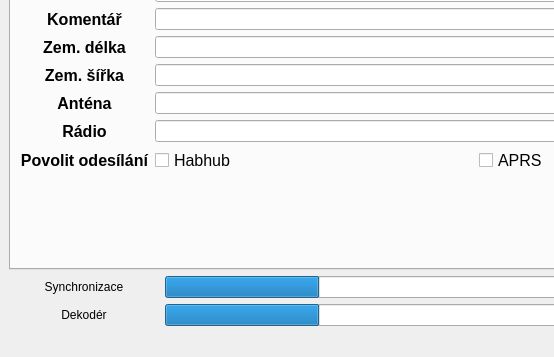
The window that rs41/sounding_sonde/sounding_tracker/mainwindow.ui (tom2238/radiosonde_hacking) describes before a commit, drawn with Qt 5; both pictures show x 0 to 554 and y 205 to 562 of the 816 by 562 pixel window.
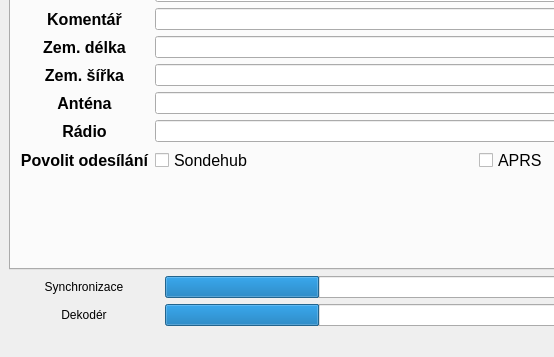
The same window after the commit. The open tabs and pages were chosen to show the change. Custom widgets are drawn as their Qt base class.

Commit message: Testing station position upload to sondehub

The edit to the form file:
```diff
--- a/rs41/sounding_sonde/sounding_tracker/mainwindow.ui
+++ b/rs41/sounding_sonde/sounding_tracker/mainwindow.ui
@@ -202,7 +202,7 @@
                  </font>
                 </property>
                 <property name="text">
-                 <string>Habhub</string>
+                 <string>Sondehub</string>
                 </property>
                </widget>
               </item>
```
Left out of the diff: 2 changed lines with no effect on the pictures. The commit also changes 5 other files.
